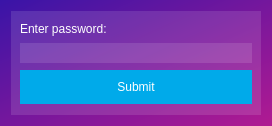
The window that memority/ui/enter_password.ui (Memority/memority) describes before a commit, drawn with Qt 5.
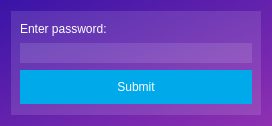
The same window after the commit. Icons and pictures are not drawn.

Diff of the .ui file:
```diff
--- a/memority/ui/enter_password.ui
+++ b/memority/ui/enter_password.ui
@@ -31,7 +31,7 @@
   </property>
   <property name="styleSheet">
    <string notr="true">QWidget{
-background: qlineargradient(spread:pad, x1:0, y1:0, x2:0.9801, y2:1, stop:0 rgba(57, 20, 167, 255), stop:0.995025 rgb(175, 26, 146));
+background: qlineargradient(spread:pad, x1:0, y1:0, x2:0.9801, y2:1, stop:0 rgba(57, 20, 167, 255), stop:0.995025 rgb(142, 48, 177));
 color: #fff;
 }
 QDialog{
```
